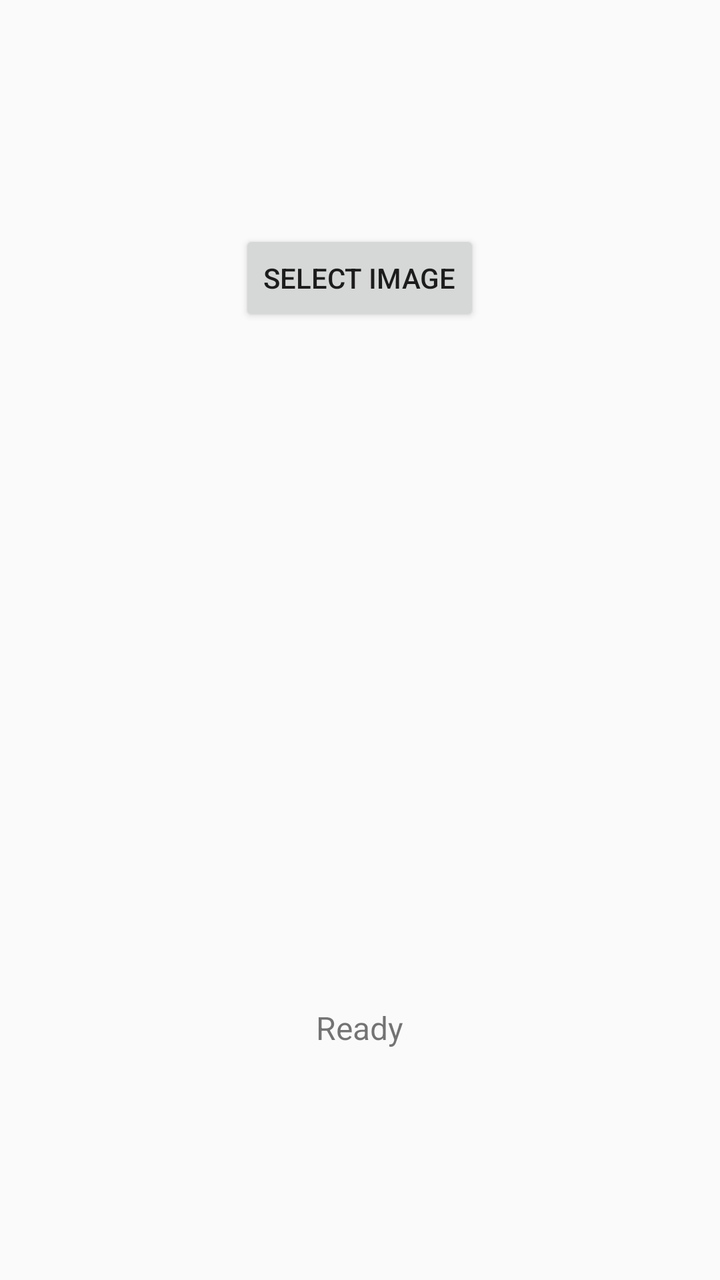
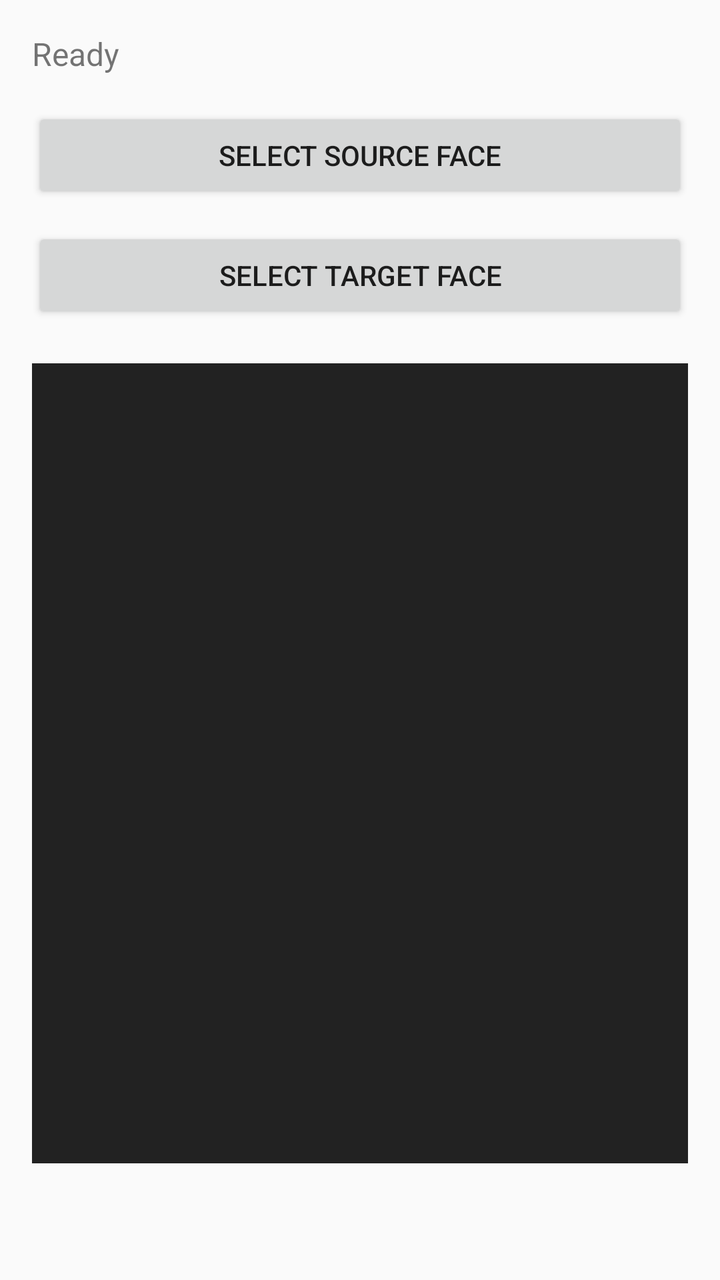

Before-and-after screenshots of an Android layout around one commit, followed by the original layout XML and the change that was made.
<!-- AndroidManifest.xml: application theme AppTheme -->
<!-- res/layout/activity_main.xml -->
<?xml version="1.0" encoding="utf-8"?>
<LinearLayout xmlns:android="http://schemas.android.com/apk/res/android"
    android:layout_width="match_parent"
    android:layout_height="match_parent"
    android:gravity="center"
    android:orientation="vertical"
    android:padding="20dp">

    <Button
        android:id="@+id/selectButton"
        android:layout_width="wrap_content"
        android:layout_height="wrap_content"
        android:text="Select Image" />

    <ImageView
        android:id="@+id/resultImage"
        android:layout_width="300dp"
        android:layout_height="300dp"
        android:layout_marginTop="20dp"
        android:scaleType="fitCenter" />

    <TextView
        android:id="@+id/statusText"
        android:layout_width="wrap_content"
        android:layout_height="wrap_content"
        android:layout_marginTop="20dp"
        android:text="Ready"
        android:textSize="16sp" />

</LinearLayout>
<!-- resources referenced by this layout -->
<resources>
  <style name="AppTheme" parent="Theme.AppCompat.Light.NoActionBar" />
</resources>

<!-- the commit's change to res/layout/activity_main.xml (unified diff, before → after) -->
@@ -1,30 +1,44 @@
 <?xml version="1.0" encoding="utf-8"?>
-<LinearLayout xmlns:android="http://schemas.android.com/apk/res/android"
+<ScrollView xmlns:android="http://schemas.android.com/apk/res/android"
     android:layout_width="match_parent"
-    android:layout_height="match_parent"
-    android:gravity="center"
-    android:orientation="vertical"
-    android:padding="20dp">
+    android:layout_height="match_parent">
 
-    <Button
-        android:id="@+id/selectButton"
-        android:layout_width="wrap_content"
+    <LinearLayout
+        android:layout_width="match_parent"
         android:layout_height="wrap_content"
-        android:text="Select Image" />
+        android:orientation="vertical"
+        android:padding="16dp">
 
-    <ImageView
-        android:id="@+id/resultImage"
-        android:layout_width="300dp"
-        android:layout_height="300dp"
-        android:layout_marginTop="20dp"
-        android:scaleType="fitCenter" />
+        <TextView
+            android:id="@+id/statusText"
+            android:layout_width="match_parent"
+            android:layout_height="wrap_content"
+            android:text="Ready"
+            android:textSize="16sp"
+            android:paddingBottom="16dp" />
 
-    <TextView
-        android:id="@+id/statusText"
-        android:layout_width="wrap_content"
-        android:layout_height="wrap_content"
-        android:layout_marginTop="20dp"
-        android:text="Ready"
-        android:textSize="16sp" />
+        <Button
+            android:id="@+id/sourceButton"
+            android:layout_width="match_parent"
+            android:layout_height="wrap_content"
+            android:text="Select Source Face" />
 
-</LinearLayout>
+        <Button
+            android:id="@+id/targetButton"
+            android:layout_width="match_parent"
+            android:layout_height="wrap_content"
+            android:layout_marginTop="12dp"
+            android:text="Select Target Face" />
+
+        <ImageView
+            android:id="@+id/resultImage"
+            android:layout_width="match_parent"
+            android:layout_height="400dp"
+            android:layout_marginTop="20dp"
+            android:adjustViewBounds="true"
+            android:scaleType="fitCenter"
+            android:background="#222222" />
+
+    </LinearLayout>
+
+</ScrollView>
